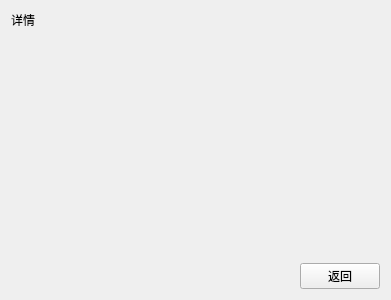
First picture: the form in ui_class/record_info.ui, repository reflux18d/MaiGO, before the edit.
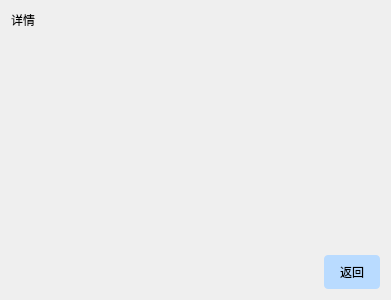
Second picture: the form after the edit.

```diff
--- a/ui_class/record_info.ui
+++ b/ui_class/record_info.ui
@@ -78,6 +78,22 @@
            <verstretch>0</verstretch>
           </sizepolicy>
          </property>
+         <property name="styleSheet">
+          <string notr="true">QPushButton {
+    background-color: rgb(185, 219, 255);  /* 蓝色背景 */
+    color: rgb(0, 0, 0);
+    border: none;
+    border-radius: 4px;
+    padding: 8px 16px;
+	font: 14pt &quot;STHupo&quot;;
+}
+QPushButton:hover {
+    background-color: rgb(103, 202, 255);  /* 悬停变深蓝 */
+}
+QPushButton:pressed {
+    background-color: rgb(101, 206, 255);  /* 按下颜色 */
+}</string>
+         </property>
          <property name="text">
           <string>返回</string>
          </property>
```
